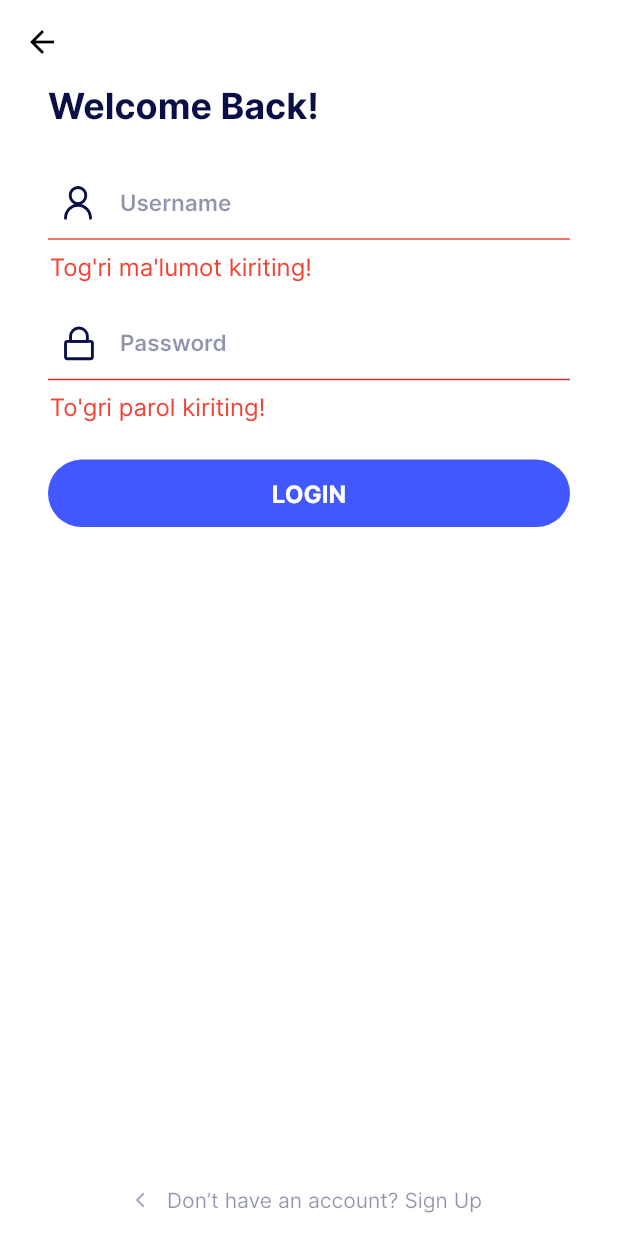
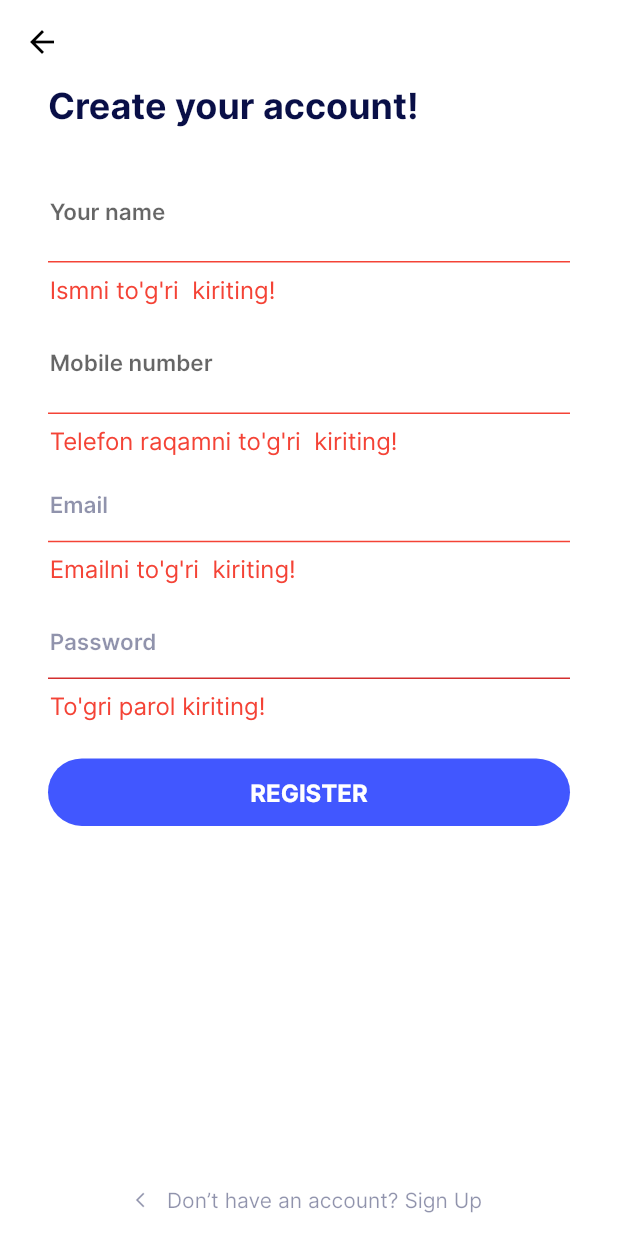
Before and after one commit to Abdusamad98/flutter_nt_ten, a Flutter app: the LoginScreen screen opened directly, after a tap on "Don’t have an account? Sign Up", on a phone screen of 412 x 824 dp. Run offline on Flutter 3.47's test engine with Material 3 defaults, Android fonts, the phone set to English and light mode, and no system bars; our stand-ins replace flutter_svg.

Commit message:
Some changes

```diff
--- a/lib/screens/auth/login_screen.dart
+++ b/lib/screens/auth/login_screen.dart
@@ -1,4 +1,5 @@
 import 'package:flutter/material.dart';
+import 'package:flutter_nt_ten/screens/auth/register_screen.dart';
 import 'package:flutter_nt_ten/screens/auth/widgets/password_text_input.dart';
 import 'package:flutter_nt_ten/screens/auth/widgets/universal_text_input.dart';
 import 'package:flutter_nt_ten/screens/widgets/empty_global_appbar.dart';
@@ -54,6 +55,7 @@ class _LoginScreenState extends State<LoginScreen> {
                       ),
                       SizedBox(height: 24.getH()),
                       UniversalTextField(
+                        errorText: "Ismni to'g'ri  kiriting!",
                         regExp: RegExp("[a-zA-Z]"),
                         controller: usernameController,
                         iconPath: AppImages.person,
@@ -88,7 +90,16 @@ class _LoginScreenState extends State<LoginScreen> {
                 ),
               ),
               TextButton(
-                onPressed: () {},
+                onPressed: () {
+                  Navigator.pushReplacement(
+                    context,
+                    MaterialPageRoute(
+                      builder: (context) {
+                        return RegisterScreen();
+                      },
+                    ),
+                  );
+                },
                 child: Row(
                   mainAxisAlignment: MainAxisAlignment.center,
                   children: [
--- a/lib/screens/auth/register_screen.dart
+++ b/lib/screens/auth/register_screen.dart
@@ -0,0 +1,148 @@
+import 'package:flutter/material.dart';
+import 'package:flutter_nt_ten/screens/auth/widgets/password_text_input.dart';
+import 'package:flutter_nt_ten/screens/auth/widgets/universal_text_input.dart';
+import 'package:flutter_nt_ten/screens/widgets/empty_global_appbar.dart';
+import 'package:flutter_nt_ten/screens/widgets/simple_global_button.dart';
+import 'package:flutter_nt_ten/utils/colors/app_colors.dart';
+import 'package:flutter_nt_ten/utils/size/size_utils.dart';
+import 'package:flutter_nt_ten/utils/styles/app_text_style.dart';
+
+class RegisterScreen extends StatefulWidget {
+  const RegisterScreen({super.key});
+
+  @override
+  State<RegisterScreen> createState() => _RegisterScreenState();
+}
+
+class _RegisterScreenState extends State<RegisterScreen> {
+  final formKey = GlobalKey<FormState>();
+
+  final TextEditingController usernameController = TextEditingController();
+  final TextEditingController phoneController = TextEditingController();
+  final TextEditingController emailController = TextEditingController();
+  final TextEditingController passwordController = TextEditingController();
+
+  bool passwordVisibility = false;
+
+  @override
+  void dispose() {
+    usernameController.dispose();
+    passwordController.dispose();
+    super.dispose();
+  }
+
+  @override
+  Widget build(BuildContext context) {
+    return Scaffold(
+      backgroundColor: AppColors.white,
+      appBar: const EmptyGlobalAppBar(),
+      body: Padding(
+        padding: const EdgeInsets.symmetric(horizontal: 32),
+        child: Form(
+          autovalidateMode: AutovalidateMode.always,
+          key: formKey,
+          child: Column(
+            children: [
+              Expanded(
+                child: SingleChildScrollView(
+                  child: Column(
+                    crossAxisAlignment: CrossAxisAlignment.start,
+                    children: [
+                      Text(
+                        "Create your account!",
+                        style: AppTextStyle.interBold.copyWith(
+                          color: AppColors.c_090F47,
+                          fontSize: 24,
+                        ),
+                      ),
+                      SizedBox(height: 24.getH()),
+                      UniversalTextField(
+                        labelText: "Your name",
+                        errorText: "Ismni to'g'ri  kiriting!",
+                        regExp: RegExp("[a-zA-Z]"),
+                        controller: usernameController,
+                        iconPath: "",
+                        hintText: "Your Name",
+                        type: TextInputType.text,
+                      ),
+                      SizedBox(height: 8.getH()),
+                      UniversalTextField(
+                        labelText: "Mobile number",
+                        errorText: "Telefon raqamni to'g'ri  kiriting!",
+                        regExp: RegExp(r'(^(?:[+0]9)?[0-9]{10,12}$)'),
+                        controller: phoneController,
+                        iconPath: "",
+                        hintText: "Mobile Number",
+                        type: TextInputType.phone,
+                      ),
+                      SizedBox(height: 8.getH()),
+                      UniversalTextField(
+                        errorText: "Emailni to'g'ri  kiriting!",
+                        regExp: RegExp(
+                            r'^[a-zA-Z0-9.!#$%&’*+/=?^_`{|}~-]+@[a-zA-Z0-9-]+(?:\.[a-zA-Z0-9-]+)*$'),
+                        controller: emailController,
+                        iconPath: "",
+                        hintText: "Email",
+                        type: TextInputType.emailAddress,
+                      ),
+                      PasswordTextField(
+                        controller: passwordController,
+                        iconPath: "",
+                        isVisible: passwordVisibility,
+                        suffix: IconButton(
+                          onPressed: () {
+                            passwordVisibility = !passwordVisibility;
+                            setState(() {});
+                          },
+                          icon: Icon(
+                            passwordVisibility
+                                ? Icons.visibility
+                                : Icons.visibility_off,
+                          ),
+                        ),
+                      ),
+                      SizedBox(height: 24.getH()),
+                      SimpleGlobalButton(
+                        onTap: () {
+                          bool validated = formKey.currentState!.validate();
+                          print(validated);
+                          if (validated) {
+                            ScaffoldMessenger.of(context).showSnackBar(
+                                const SnackBar(content: Text("SUCCESS!")));
+                          }
+                        },
+                        title: "REGISTER",
+                        horizontalPadding: 0,
+                      ),
+                    ],
+                  ),
+                ),
+              ),
+              TextButton(
+                onPressed: () {},
+                child: Row(
+                  mainAxisAlignment: MainAxisAlignment.center,
+                  children: [
+                    Icon(
+                      Icons.arrow_back_ios,
+                      size: 12,
+                      color: AppColors.c_090F47.withOpacity(0.45),
+                    ),
+                    SizedBox(width: 8.getW()),
+                    Text(
+                      "Don’t have an account? Sign Up",
+                      style: AppTextStyle.interRegular.copyWith(
+                        fontSize: 14,
+                        color: AppColors.c_090F47.withOpacity(0.45),
+                      ),
+                    ),
+                  ],
+                ),
+              ),
+            ],
+          ),
+        ),
+      ),
+    );
+  }
+}
--- a/lib/screens/auth/widgets/password_text_input.dart
+++ b/lib/screens/auth/widgets/password_text_input.dart
@@ -45,7 +45,7 @@ class PasswordTextField extends StatelessWidget {
       decoration: InputDecoration(
         errorStyle: AppTextStyle.interRegular.copyWith(color: Colors.red),
         contentPadding: EdgeInsets.symmetric(
-          vertical: 16.getH(),
+          vertical: iconPath.isNotEmpty ? 16.getH() : 8.getH(),
           horizontal: 1.getW(),
         ),
         enabledBorder: UnderlineInputBorder(
@@ -58,10 +58,12 @@ class PasswordTextField extends StatelessWidget {
             color: AppColors.c_090F47.withOpacity(0.3),
           ),
         ),
-        prefixIcon: Padding(
-          padding: const EdgeInsets.fromLTRB(0, 8, 8, 8),
-          child: SvgPicture.asset(iconPath),
-        ),
+        prefixIcon: iconPath.isNotEmpty
+            ? Padding(
+                padding: const EdgeInsets.fromLTRB(0, 8, 8, 8),
+                child: SvgPicture.asset(iconPath),
+              )
+            : null,
         suffix: suffix,
         hintText: "Password",
         hintStyle: AppTextStyle.interSemiBold.copyWith(
--- a/lib/screens/auth/widgets/universal_text_input.dart
+++ b/lib/screens/auth/widgets/universal_text_input.dart
@@ -12,13 +12,17 @@ class UniversalTextField extends StatelessWidget {
     required this.hintText,
     required this.type,
     required this.regExp,
+    required this.errorText,
+    this.labelText,
   });
 
   final TextEditingController controller;
   final String iconPath;
   final String hintText;
+  final String errorText;
   final TextInputType type;
   final RegExp regExp;
+  final String? labelText;
 
   @override
   Widget build(BuildContext context) {
@@ -34,13 +38,14 @@ class UniversalTextField extends StatelessWidget {
             value.isEmpty ||
             !regExp.hasMatch(value) ||
             value.length < 3) {
-          return "Tog'ri ma'lumot kiriting!";
+          return errorText;
         } else {
           return null;
         }
       },
       autovalidateMode: AutovalidateMode.onUserInteraction,
       decoration: InputDecoration(
+        labelText: labelText,
         contentPadding: EdgeInsets.symmetric(
           vertical: 16.getH(),
           horizontal: 1.getW(),
@@ -58,7 +63,8 @@ class UniversalTextField extends StatelessWidget {
             color: AppColors.c_090F47.withOpacity(0.3),
           ),
         ),
-        prefixIcon: Padding(
+        prefixIcon: iconPath.isNotEmpty
+            ? Padding(
                 padding: const EdgeInsets.fromLTRB(0, 8, 8, 8),
                 child: SvgPicture.asset(
                   iconPath,
@@ -67,7 +73,8 @@ class UniversalTextField extends StatelessWidget {
                   //   BlendMode.srcIn,
                   // ),
                 ),
-        ),
+              )
+            : null,
         hintText: hintText,
         hintStyle: AppTextStyle.interSemiBold.copyWith(
           fontSize: 15,
```
Lines whose indentation alone changed are shown as unchanged.
